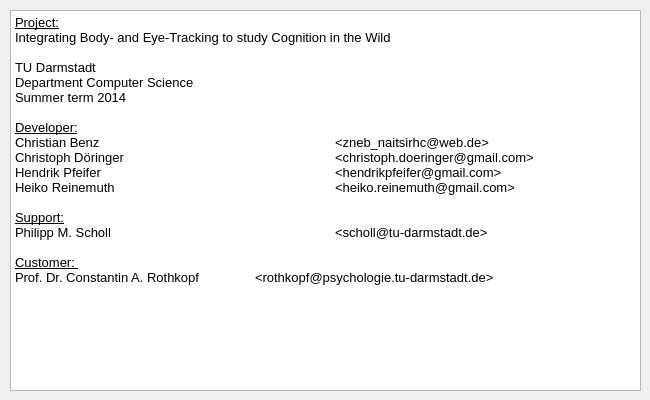
The window that ui/dialog_about.ui (wearablesLab14/human_cognition) describes before a commit, drawn with Qt 5.
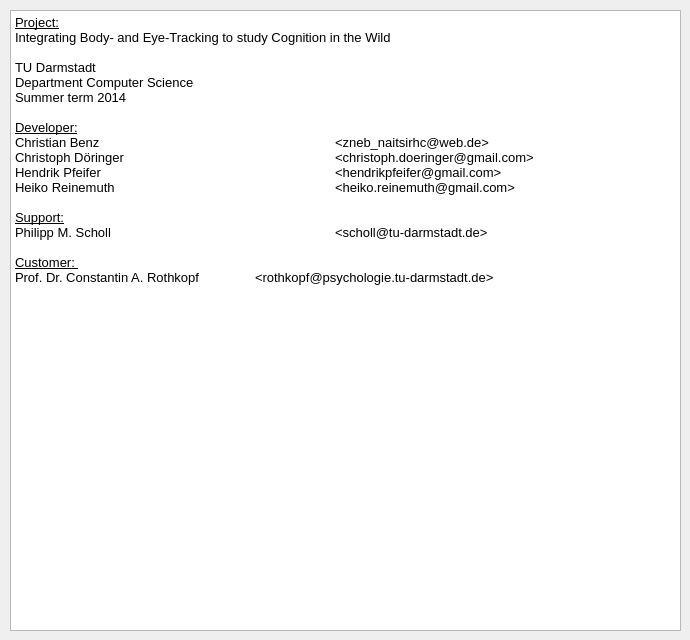
The same window after the commit.

Patch:
```diff
--- a/ui/dialog_about.ui
+++ b/ui/dialog_about.ui
@@ -6,20 +6,20 @@
    <rect>
     <x>0</x>
     <y>0</y>
-    <width>650</width>
-    <height>400</height>
+    <width>690</width>
+    <height>640</height>
    </rect>
   </property>
   <property name="minimumSize">
    <size>
-    <width>650</width>
-    <height>400</height>
+    <width>690</width>
+    <height>640</height>
    </size>
   </property>
   <property name="maximumSize">
    <size>
-    <width>650</width>
-    <height>400</height>
+    <width>690</width>
+    <height>640</height>
    </size>
   </property>
   <property name="windowTitle">
@@ -30,8 +30,8 @@
     <rect>
      <x>10</x>
      <y>10</y>
-     <width>631</width>
-     <height>381</height>
+     <width>671</width>
+     <height>621</height>
     </rect>
    </property>
    <layout class="QGridLayout" name="gridLayout">
```
